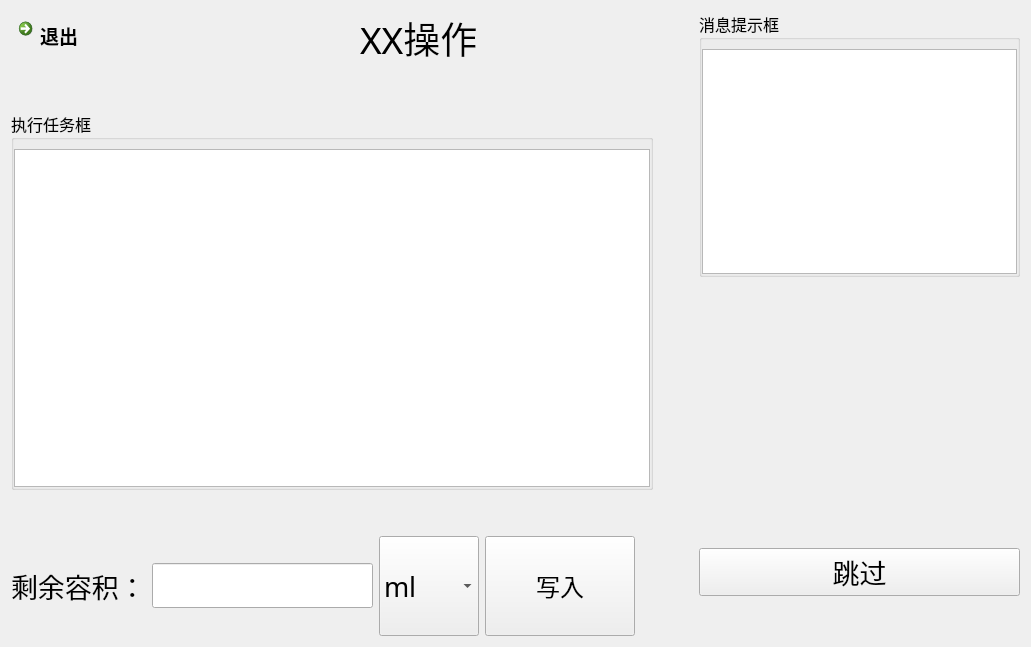
First picture: the form in qt/SmartCabinet/ui/exec/dg_execclass.ui, repository huanghl365/web, before the edit.
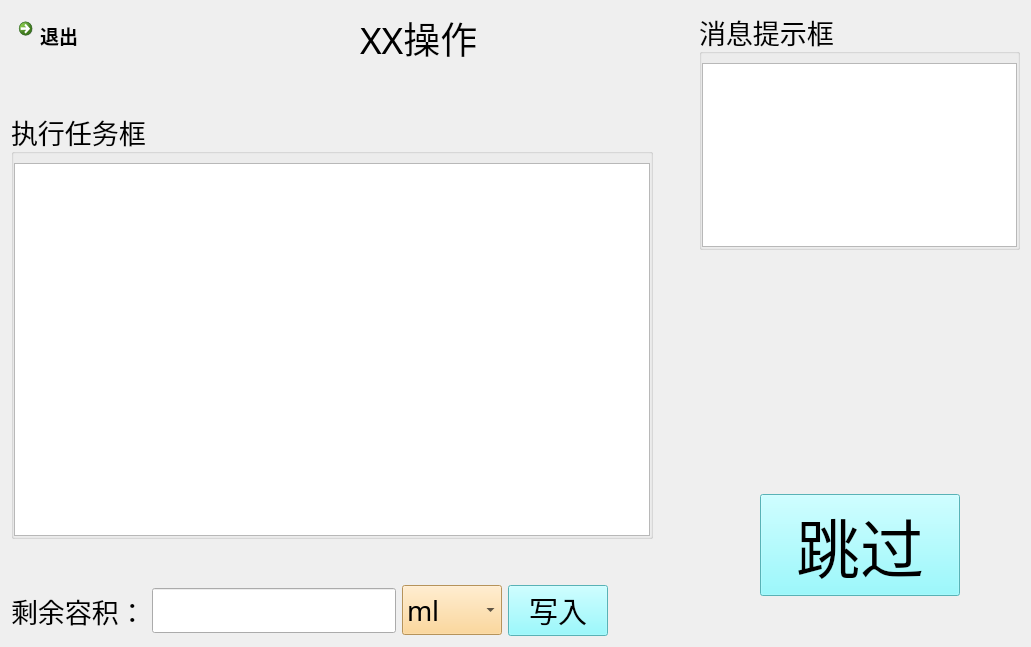
Second picture: the form after the edit.

Patch:
```diff
--- a/qt/SmartCabinet/ui/exec/dg_execclass.ui
+++ b/qt/SmartCabinet/ui/exec/dg_execclass.ui
@@ -10,6 +10,11 @@
     <height>647</height>
    </rect>
   </property>
+  <property name="font">
+   <font>
+    <pointsize>36</pointsize>
+   </font>
+  </property>
   <property name="windowTitle">
    <string>Form</string>
   </property>
@@ -92,7 +97,7 @@
          <property name="font">
           <font>
            <family>Sans Serif</family>
-           <pointsize>12</pointsize>
+           <pointsize>20</pointsize>
           </font>
          </property>
          <property name="title">
@@ -163,7 +168,7 @@
            <property name="minimumSize">
             <size>
              <width>100</width>
-             <height>100</height>
+             <height>50</height>
             </size>
            </property>
            <property name="font">
@@ -172,6 +177,9 @@
              <pointsize>20</pointsize>
             </font>
            </property>
+           <property name="styleSheet">
+            <string notr="true">background-color: rgb(255, 206, 126);</string>
+           </property>
            <item>
             <property name="text">
              <string>ml</string>
@@ -188,16 +196,19 @@
           <widget class="QPushButton" name="pB_sure">
            <property name="minimumSize">
             <size>
-             <width>150</width>
-             <height>100</height>
+             <width>100</width>
+             <height>50</height>
             </size>
            </property>
            <property name="font">
             <font>
-             <family>Agency FB</family>
-             <pointsize>18</pointsize>
+             <family>Sans Serif</family>
+             <pointsize>22</pointsize>
             </font>
            </property>
+           <property name="styleSheet">
+            <string notr="true">background-color: rgb(123, 249, 255);</string>
+           </property>
            <property name="text">
             <string>写入</string>
            </property>
@@ -240,7 +251,7 @@
          <property name="font">
           <font>
            <family>Sans Serif</family>
-           <pointsize>12</pointsize>
+           <pointsize>20</pointsize>
           </font>
          </property>
          <property name="title">
@@ -289,17 +300,56 @@
         </spacer>
        </item>
        <item>
+        <layout class="QHBoxLayout" name="horizontalLayout_4">
+         <item>
+          <spacer name="horizontalSpacer_6">
+           <property name="orientation">
+            <enum>Qt::Horizontal</enum>
+           </property>
+           <property name="sizeHint" stdset="0">
+            <size>
+             <width>40</width>
+             <height>20</height>
+            </size>
+           </property>
+          </spacer>
+         </item>
+         <item>
         <widget class="QPushButton" name="pB_jump">
+           <property name="minimumSize">
+            <size>
+             <width>200</width>
+             <height>0</height>
+            </size>
+           </property>
          <property name="font">
           <font>
-           <family>Agency FB</family>
-           <pointsize>20</pointsize>
-          </font>
-         </property>
+             <family>Sans Serif</family>
+             <pointsize>48</pointsize>
+            </font>
+           </property>
+           <property name="styleSheet">
+            <string notr="true">background-color: rgb(123, 249, 255);</string>
+           </property>
          <property name="text">
           <string>跳过</string>
          </property>
         </widget>
+         </item>
+         <item>
+          <spacer name="horizontalSpacer_5">
+           <property name="orientation">
+            <enum>Qt::Horizontal</enum>
+           </property>
+           <property name="sizeHint" stdset="0">
+            <size>
+             <width>40</width>
+             <height>20</height>
+            </size>
+           </property>
+          </spacer>
+         </item>
+        </layout>
        </item>
        <item>
         <spacer name="verticalSpacer_4">
```
Lines whose indentation alone changed are shown as unchanged.
